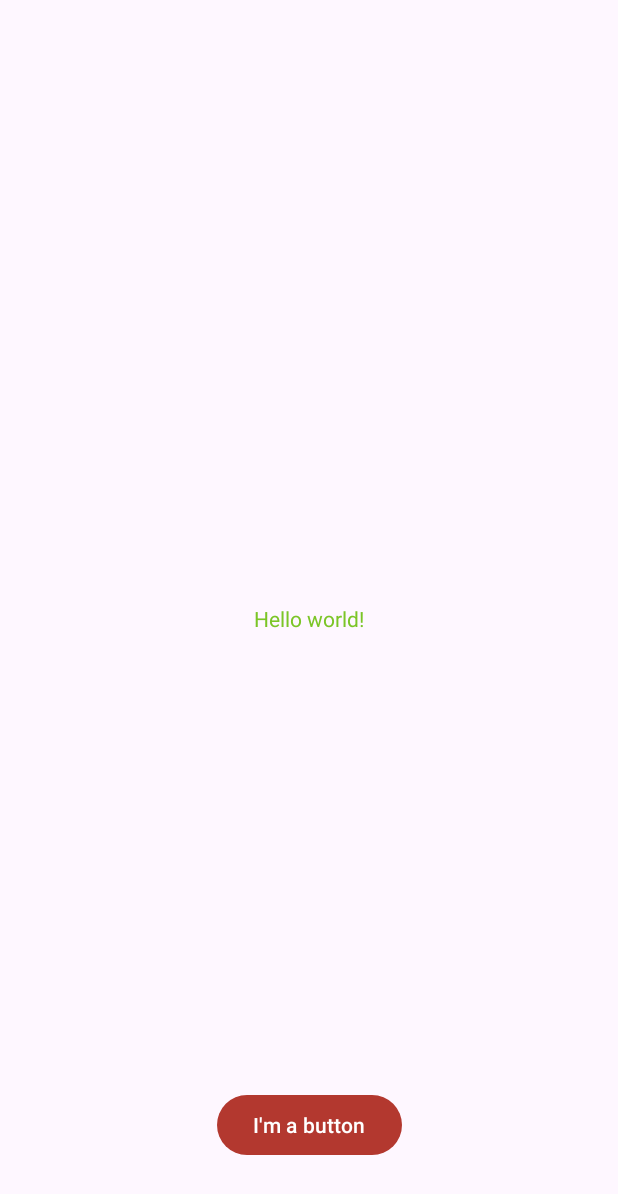
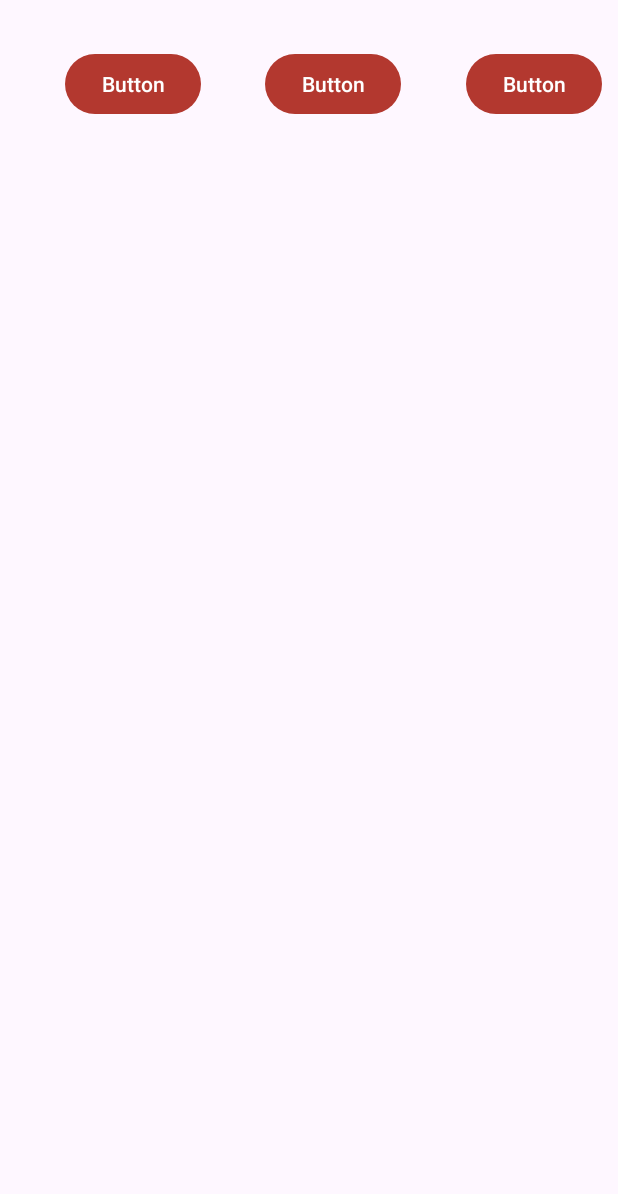
Before and after one commit to HanShuHan/Android-APP-Trivia-Question, an Android app: the screen it shows after launch (MainActivity), on a phone screen of 412 x 824 dp. Shown: the top 1194 px of the screen. Run offline under Robolectric (Android 15) with nearby library versions, the phone set to English and light mode, and no system bars.

Commit message:
4th Commit: 1. Added 3 buttons withe horizontal chain
Signed-off-by: Shu Han Han <han00135@algonquinlive.com>

```diff
--- a/app/src/main/res/layout/activity_main.xml
+++ b/app/src/main/res/layout/activity_main.xml
@@ -6,23 +6,37 @@
     android:layout_height="match_parent"
     tools:context=".MainActivity">
 
-    <TextView
+    <Button
+        android:id="@+id/button1"
         android:layout_width="wrap_content"
         android:layout_height="wrap_content"
-        android:text="@string/hello_message"
-        app:layout_constraintBottom_toBottomOf="parent"
-        app:layout_constraintEnd_toEndOf="parent"
+        android:layout_marginStart="32dp"
+        android:layout_marginTop="32dp"
+        android:text="Button"
+        app:layout_constraintEnd_toStartOf="@+id/button2"
+        app:layout_constraintHorizontal_bias="0.5"
         app:layout_constraintStart_toStartOf="parent"
         app:layout_constraintTop_toTopOf="parent" />
 
     <Button
+        android:id="@+id/button2"
         android:layout_width="wrap_content"
         android:layout_height="wrap_content"
-        android:layout_marginBottom="50dp"
-        android:text="@string/button_message"
-        app:layout_constraintBottom_toBottomOf="parent"
+        android:layout_marginStart="32dp"
+        android:text="Button"
+        app:layout_constraintEnd_toStartOf="@+id/button10"
+        app:layout_constraintHorizontal_bias="0.5"
+        app:layout_constraintStart_toEndOf="@+id/button1"
+        app:layout_constraintTop_toTopOf="@+id/button1" />
+
+    <Button
+        android:id="@+id/button10"
+        android:layout_width="wrap_content"
+        android:layout_height="wrap_content"
+        android:layout_marginStart="32dp"
+        android:text="Button"
         app:layout_constraintEnd_toEndOf="parent"
         app:layout_constraintHorizontal_bias="0.5"
-        app:layout_constraintStart_toStartOf="parent" />
-
+        app:layout_constraintStart_toEndOf="@+id/button2"
+        app:layout_constraintTop_toTopOf="@+id/button2" />
 </androidx.constraintlayout.widget.ConstraintLayout>
```
